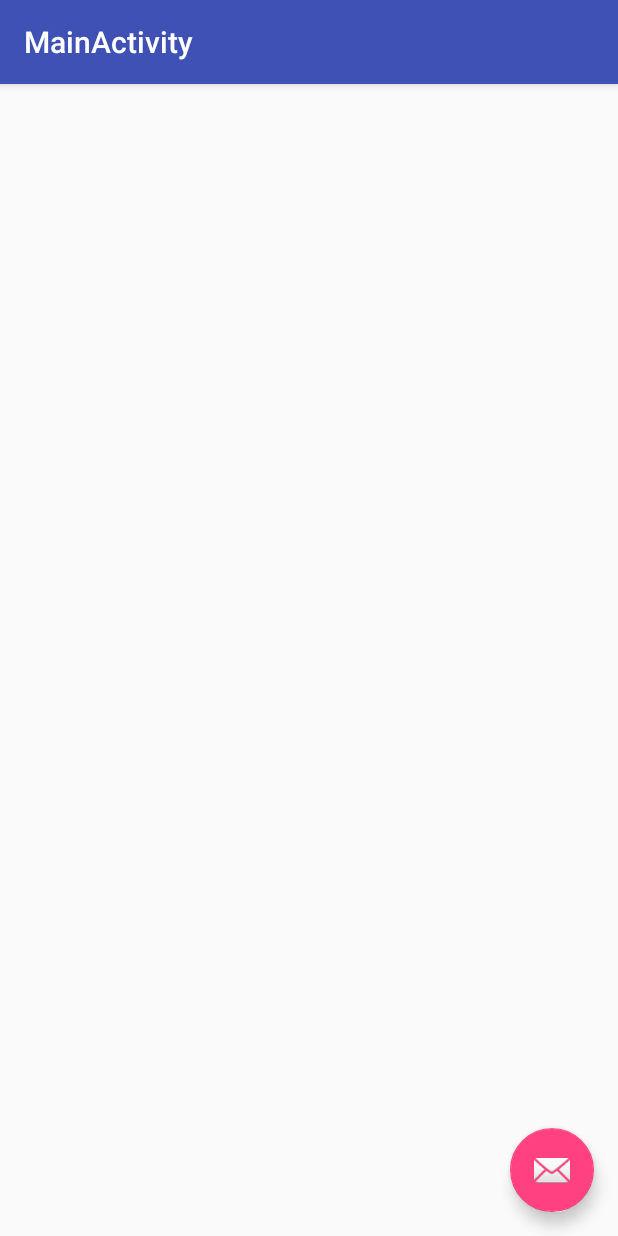
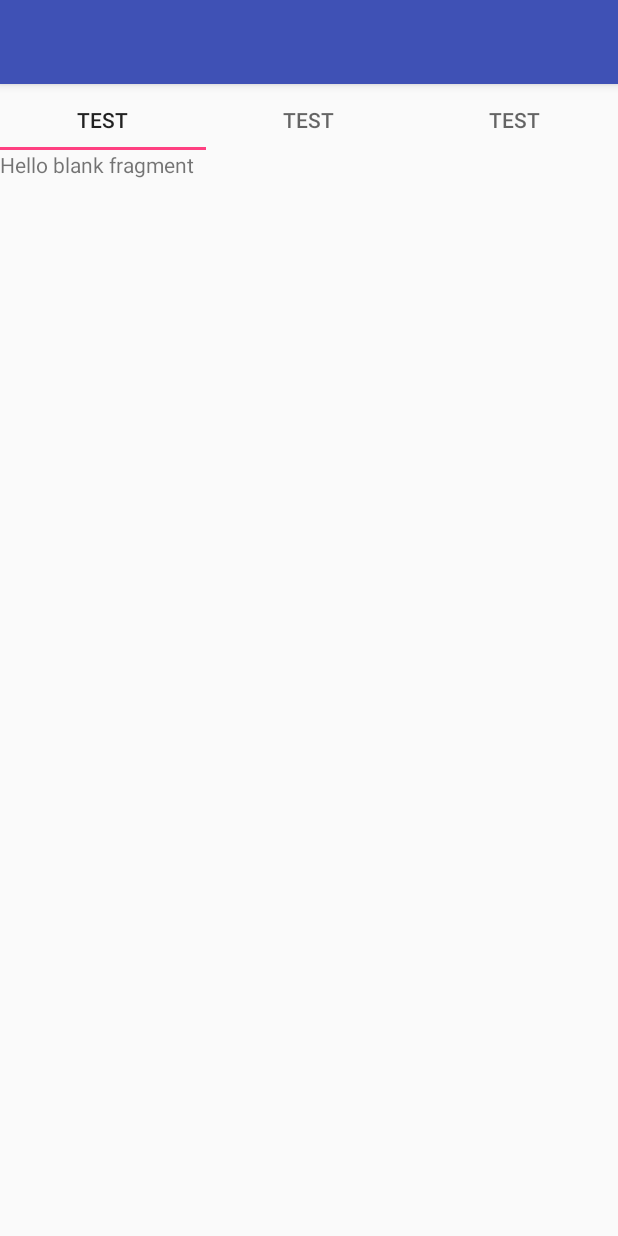
Before and after one commit to ktalanda/DataPersistenceSample, an Android app: the screen it shows after launch (MainActivity), on a phone screen of 412 x 824 dp. Run offline under Robolectric (Android 15) with nearby library versions, the phone set to English and light mode, and no system bars; our stand-ins replace ButterKnife, Dagger/Hilt's generated code, Timber; 1 statement that could not run was skipped.

```diff
--- a/app/build.gradle
+++ b/app/build.gradle
@@ -57,4 +57,5 @@ dependencies {
     apt rootProject.ext.autoParcelProcessor
 //    compile rootProject.ext.lombok
 //    apt rootProject.ext.lombokCompiler
+    compile rootProject.ext.supportV4
 }
--- a/app/src/main/java/example/com/sqlitesample/SampleModule.java
+++ b/app/src/main/java/example/com/sqlitesample/SampleModule.java
@@ -7,10 +7,12 @@ import javax.inject.Singleton;
 import dagger.Module;
 import dagger.Provides;
 import example.com.sqlitesample.db.DbModule;
+import example.com.sqlitesample.ui.UiModule;
 
 @Module(
     includes = {
-            DbModule.class
+            DbModule.class,
+            UiModule.class
     }
 )
 public final class SampleModule {
--- /dev/null
+++ b/app/src/main/java/example/com/sqlitesample/ui/CategoryFragment.java
@@ -0,0 +1,60 @@
+package example.com.sqlitesample.ui;
+
+import android.content.Context;
+import android.os.Bundle;
+import android.support.design.widget.TabLayout;
+import android.support.v4.app.Fragment;
+import android.support.v4.view.ViewPager;
+import android.view.LayoutInflater;
+import android.view.View;
+import android.view.ViewGroup;
+
+import butterknife.Bind;
+import butterknife.ButterKnife;
+import example.com.sqlitesample.R;
+
+public class CategoryFragment extends Fragment {
+
+    @Bind(R.id.category_pager)
+    ViewPager categoryPager;
+
+    @Bind(R.id.category_tabs)
+    TabLayout categoryTabs;
+
+    public CategoryFragment() {
+        // Required empty public constructor
+    }
+
+    public static CategoryFragment newInstance() {
+        CategoryFragment fragment = new CategoryFragment();
+        return fragment;
+    }
+
+    @Override
+    public View onCreateView(LayoutInflater inflater, ViewGroup container,
+                             Bundle savedInstanceState) {
+        return inflater.inflate(R.layout.fragment_category, container, false);
+    }
+
+    @Override
+    public void onViewCreated(View view, Bundle savedInstanceState) {
+        super.onViewCreated(view, savedInstanceState);
+        ButterKnife.bind(this, view);
+        if(categoryPager != null) {
+            CategoryPagerAdapter categoryPagerAdapter = new CategoryPagerAdapter(getActivity().getSupportFragmentManager());
+            categoryPager.setAdapter(categoryPagerAdapter);
+            categoryTabs.setupWithViewPager(categoryPager);
+        }
+    }
+
+    @Override
+    public void onAttach(Context context) {
+        super.onAttach(context);
+    }
+
+    @Override
+    public void onDetach() {
+        super.onDetach();
+    }
+
+}
--- /dev/null
+++ b/app/src/main/java/example/com/sqlitesample/ui/CategoryPageFragment.java
@@ -0,0 +1,44 @@
+package example.com.sqlitesample.ui;
+
+import android.content.Context;
+import android.os.Bundle;
+import android.support.v4.app.Fragment;
+import android.view.LayoutInflater;
+import android.view.View;
+import android.view.ViewGroup;
+
+import example.com.sqlitesample.R;
+
+public class CategoryPageFragment extends Fragment {
+
+    public CategoryPageFragment() {
+        // Required empty public constructor
+    }
+
+    public static CategoryPageFragment newInstance() {
+        CategoryPageFragment fragment = new CategoryPageFragment();
+        return fragment;
+    }
+
+    @Override
+    public void onCreate(Bundle savedInstanceState) {
+        super.onCreate(savedInstanceState);
+    }
+
+    @Override
+    public View onCreateView(LayoutInflater inflater, ViewGroup container,
+                             Bundle savedInstanceState) {
+        return inflater.inflate(R.layout.fragment_category_page, container, false);
+    }
+
+    @Override
+    public void onAttach(Context context) {
+        super.onAttach(context);
+    }
+
+    @Override
+    public void onDetach() {
+        super.onDetach();
+    }
+
+}
--- /dev/null
+++ b/app/src/main/java/example/com/sqlitesample/ui/CategoryPagerAdapter.java
@@ -0,0 +1,27 @@
+package example.com.sqlitesample.ui;
+
+import android.support.v4.app.Fragment;
+import android.support.v4.app.FragmentManager;
+import android.support.v4.app.FragmentPagerAdapter;
+
+public class CategoryPagerAdapter extends FragmentPagerAdapter {
+
+    public CategoryPagerAdapter(FragmentManager fm) {
+        super(fm);
+    }
+
+    @Override
+    public Fragment getItem(int position) {
+        return CategoryPageFragment.newInstance();
+    }
+
+    @Override
+    public CharSequence getPageTitle(int position) {
+        return "TEST";
+    }
+
+    @Override
+    public int getCount() {
+        return 3;
+    }
+}
--- a/app/src/main/java/example/com/sqlitesample/ui/MainActivity.java
+++ b/app/src/main/java/example/com/sqlitesample/ui/MainActivity.java
@@ -1,30 +1,29 @@
 package example.com.sqlitesample.ui;
 
 import android.os.Bundle;
-import android.support.design.widget.FloatingActionButton;
-import android.support.design.widget.Snackbar;
 import android.support.v7.app.AppCompatActivity;
 import android.support.v7.widget.Toolbar;
-import android.view.View;
 
+import butterknife.Bind;
+import butterknife.ButterKnife;
 import example.com.sqlitesample.R;
-import timber.log.Timber;
 
 public class MainActivity extends AppCompatActivity {
+
+    @Bind(R.id.toolbar)
+    Toolbar toolbar;
 
     @Override
     protected void onCreate(Bundle savedInstanceState) {
         super.onCreate(savedInstanceState);
-
+        ButterKnife.bind(this);
         setContentView(R.layout.activity_main);
-        Toolbar toolbar = (Toolbar) findViewById(R.id.toolbar);
         setSupportActionBar(toolbar);
 
-        FloatingActionButton fab = (FloatingActionButton) findViewById(R.id.fab);
-        if (fab != null) {
-            fab.setOnClickListener(view -> Snackbar.make(view, "Replace with your own action", Snackbar.LENGTH_LONG)
-                    .setAction("Action", null).show());
-        }
+        getSupportFragmentManager()
+                .beginTransaction()
+                .replace(R.id.main_fragment, CategoryFragment.newInstance())
+                .commit();
     }
 
 }
--- /dev/null
+++ b/app/src/main/java/example/com/sqlitesample/ui/UiModule.java
@@ -0,0 +1,14 @@
+package example.com.sqlitesample.ui;
+
+import dagger.Module;
+
+@Module(
+        injects = {
+                MainActivity.class,
+                CategoryFragment.class
+        },
+        complete = false,
+        library = true
+)
+public class UiModule {
+}
--- a/app/src/main/res/layout/activity_main.xml
+++ b/app/src/main/res/layout/activity_main.xml
@@ -21,14 +21,10 @@
 
     </android.support.design.widget.AppBarLayout>
 
-    <include layout="@layout/content_main" />
-
-    <android.support.design.widget.FloatingActionButton
-        android:id="@+id/fab"
-        android:layout_width="wrap_content"
-        android:layout_height="wrap_content"
-        android:layout_gravity="bottom|end"
-        android:layout_margin="@dimen/fab_margin"
-        android:src="@android:drawable/ic_dialog_email" />
+    <FrameLayout
+        android:id="@+id/main_fragment"
+        android:layout_marginTop="60dp"
+        android:layout_width="match_parent"
+        android:layout_height="match_parent"/>
 
 </android.support.design.widget.CoordinatorLayout>
--- a/app/src/main/res/layout/content_main.xml
+++ /dev/null
@@ -1,15 +0,0 @@
-<?xml version="1.0" encoding="utf-8"?>
-<RelativeLayout xmlns:android="http://schemas.android.com/apk/res/android"
-    xmlns:app="http://schemas.android.com/apk/res-auto"
-    xmlns:tools="http://schemas.android.com/tools"
-    android:layout_width="match_parent"
-    android:layout_height="match_parent"
-    android:paddingBottom="@dimen/activity_vertical_margin"
-    android:paddingLeft="@dimen/activity_horizontal_margin"
-    android:paddingRight="@dimen/activity_horizontal_margin"
-    android:paddingTop="@dimen/activity_vertical_margin"
-    app:layout_behavior="@string/appbar_scrolling_view_behavior"
-    tools:context="example.com.sqlitesample.ui.MainActivity"
-    tools:showIn="@layout/activity_main">
-
-</RelativeLayout>
--- /dev/null
+++ b/app/src/main/res/layout/fragment_category.xml
@@ -0,0 +1,21 @@
+<FrameLayout xmlns:android="http://schemas.android.com/apk/res/android"
+    xmlns:tools="http://schemas.android.com/tools"
+    xmlns:app="http://schemas.android.com/apk/res-auto"
+    android:layout_width="match_parent"
+    android:layout_height="match_parent"
+    tools:context="example.com.sqlitesample.ui.CategoryFragment">
+
+    <android.support.design.widget.TabLayout
+        android:id="@+id/category_tabs"
+        android:layout_width="match_parent"
+        android:layout_height="40dp"
+        app:tabGravity="fill"
+        app:tabMaxWidth="0dp" />
+
+    <android.support.v4.view.ViewPager
+        android:id="@+id/category_pager"
+        android:layout_width="match_parent"
+        android:layout_height="match_parent"
+        android:paddingTop="40dp"/>
+
+</FrameLayout>
--- /dev/null
+++ b/app/src/main/res/layout/fragment_category_page.xml
@@ -0,0 +1,13 @@
+<FrameLayout xmlns:android="http://schemas.android.com/apk/res/android"
+    xmlns:tools="http://schemas.android.com/tools"
+    android:layout_width="match_parent"
+    android:layout_height="match_parent"
+    tools:context="example.com.sqlitesample.ui.CategoryPageFragment">
+
+    <!-- TODO: Update blank fragment layout -->
+    <TextView
+        android:layout_width="match_parent"
+        android:layout_height="match_parent"
+        android:text="@string/hello_blank_fragment" />
+
+</FrameLayout>
--- a/app/src/main/res/values-v21/styles.xml
+++ /dev/null
@@ -1,9 +0,0 @@
-<resources>>
-
-    <style name="AppTheme.NoActionBar">
-        <item name="windowActionBar">false</item>
-        <item name="windowNoTitle">true</item>
-        <item name="android:windowDrawsSystemBarBackgrounds">true</item>
-        <item name="android:statusBarColor">@android:color/transparent</item>
-    </style>
-</resources>
--- a/app/src/main/res/values/strings.xml
+++ b/app/src/main/res/values/strings.xml
@@ -1,4 +1,7 @@
 <resources>
     <string name="app_name">SQLiteSample</string>
     <string name="title_activity_main">MainActivity</string>
+
+    <!-- TODO: Remove or change this placeholder text -->
+    <string name="hello_blank_fragment">Hello blank fragment</string>
 </resources>
--- a/app/src/main/res/values/styles.xml
+++ b/app/src/main/res/values/styles.xml
@@ -11,6 +11,8 @@
     <style name="AppTheme.NoActionBar">
         <item name="windowActionBar">false</item>
         <item name="windowNoTitle">true</item>
+        <item name="android:windowDrawsSystemBarBackgrounds">true</item>
+        <item name="android:statusBarColor">@android:color/transparent</item>
     </style>
 
     <style name="AppTheme.AppBarOverlay" parent="ThemeOverlay.AppCompat.Dark.ActionBar" />
--- a/build.gradle
+++ b/build.gradle
@@ -23,6 +23,7 @@ ext {
     appCompat = 'com.android.support:appcompat-v7:23.2.1'
     supportAnnotations = 'com.android.support:support-annotations:23.2.1'
     design = 'com.android.support:design:23.2.1'
+    supportV4 = 'com.android.support:support-v4:23.2.1'
 
     //Dagger dependencies.
     dagger = 'com.squareup.dagger:dagger:1.2.2'
```
